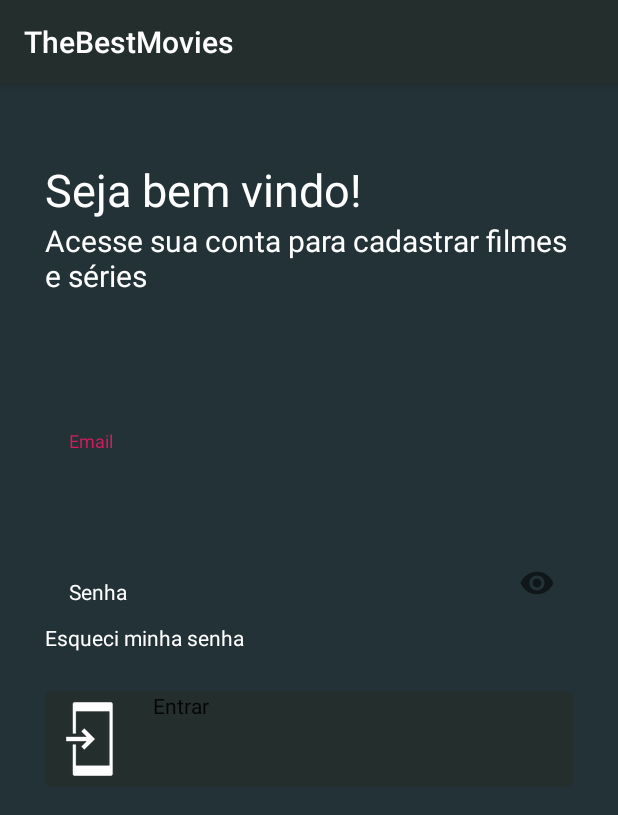
After one commit to Kdiaseng/TheBestMovies, an Android app: the LoginActivity screen opened directly, with no data from a screen before it, on a phone screen of 412 x 824 dp. The commit adds this screen. Shown: the top 815 px of the screen. Run offline under Robolectric (Android 15) with nearby library versions, the phone set to English and light mode, and no system bars.

Commit message:
criado activity de login

```diff
--- a/app/src/main/AndroidManifest.xml
+++ b/app/src/main/AndroidManifest.xml
@@ -1,8 +1,9 @@
 <?xml version="1.0" encoding="utf-8"?>
 <manifest xmlns:android="http://schemas.android.com/apk/res/android"
-          xmlns:tools="http://schemas.android.com/tools" package="com.kdias.thebestmovies">
+    xmlns:tools="http://schemas.android.com/tools"
+    package="com.kdias.thebestmovies">
 
-    <uses-permission android:name="android.permission.INTERNET"/>
+    <uses-permission android:name="android.permission.INTERNET" />
 
     <application
         android:allowBackup="true"
@@ -10,15 +11,17 @@
         android:label="@string/app_name"
         android:roundIcon="@mipmap/ic_launcher_round"
         android:supportsRtl="true"
-            android:theme="@style/AppTheme" tools:ignore="GoogleAppIndexingWarning">
+        android:theme="@style/AppTheme"
+        tools:ignore="GoogleAppIndexingWarning">
+        <activity android:name=".features.login.LoginActivity"></activity>
         <activity
             android:name=".features.main.MainActivity"
             android:label="@string/app_name"
             android:theme="@style/AppTheme.NoActionBar">
             <intent-filter>
-                <action android:name="android.intent.action.MAIN"/>
+                <action android:name="android.intent.action.MAIN" />
 
-                <category android:name="android.intent.category.LAUNCHER"/>
+                <category android:name="android.intent.category.LAUNCHER" />
             </intent-filter>
         </activity>
     </application>
--- a/app/src/main/java/com/kdias/thebestmovies/features/listaFilmes/fragment/FilmesFragment.kt
+++ b/app/src/main/java/com/kdias/thebestmovies/features/listaFilmes/fragment/FilmesFragment.kt
@@ -53,20 +53,7 @@ class FilmesFragment : Fragment(){
             }
 
         })
-   /* FoodApi.retrofitService.getListMenu().enqueue(object : retrofit2.Callback<List<MenuModel>> {
-        override fun onFailure(call: Call<List<MenuModel>>, t: Throwable) {
-            progressBar.visibility = View.GONE
-        }
 
-        override fun onResponse(call: Call<List<MenuModel>>, response: Response<List<MenuModel>>) {
-            progressBar.visibility = View.GONE
-            rvList.visibility = View.VISIBLE
-            rvList.adapter = AdapterMenu(response.body()!!) {
-
-            }
-        }
-
-    })*/
 
         return view
 
--- /dev/null
+++ b/app/src/main/java/com/kdias/thebestmovies/features/login/LoginActivity.kt
@@ -0,0 +1,13 @@
+package com.kdias.thebestmovies.features.login
+
+import androidx.appcompat.app.AppCompatActivity
+import android.os.Bundle
+import com.kdias.thebestmovies.R
+
+class LoginActivity : AppCompatActivity() {
+
+    override fun onCreate(savedInstanceState: Bundle?) {
+        super.onCreate(savedInstanceState)
+        setContentView(R.layout.activity_login)
+    }
+}
--- /dev/null
+++ b/app/src/main/res/layout/activity_login.xml
@@ -0,0 +1,92 @@
+<?xml version="1.0" encoding="utf-8"?>
+<androidx.constraintlayout.widget.ConstraintLayout xmlns:android="http://schemas.android.com/apk/res/android"
+    xmlns:app="http://schemas.android.com/apk/res-auto"
+    xmlns:tools="http://schemas.android.com/tools"
+    android:background="@color/gunmetal"
+    android:layout_width="match_parent"
+    android:layout_height="match_parent"
+    tools:context=".features.login.LoginActivity">
+
+    <LinearLayout
+        android:padding="30dp"
+        android:layout_width="match_parent"
+        android:layout_height="match_parent"
+        android:orientation="vertical">
+
+        <TextView
+            android:textColor="@android:color/white"
+            android:layout_marginTop="20dp"
+            android:textSize="30dp"
+            android:layout_height="wrap_content"
+            android:layout_width="wrap_content"
+            android:text="@string/text_welcome" />
+
+        <TextView
+            android:textSize="20dp"
+            android:textColor="@android:color/white"
+            android:layout_height="wrap_content"
+            android:layout_width="wrap_content"
+            android:text="@string/text_welcome_sub" />
+
+        <com.google.android.material.textfield.TextInputLayout
+            android:layout_marginTop="90dp"
+            android:layout_width="match_parent"
+            android:textColorHint="@android:color/white"
+            android:layout_height="wrap_content"
+            android:hint="@string/hint_login">
+
+            <com.google.android.material.textfield.TextInputEditText
+                style="@style/Widget.MaterialComponents.TextInputLayout.FilledBox"
+                android:id="@+id/edtEmail"
+                android:inputType="textEmailAddress"
+                android:layout_width="match_parent"
+                android:layout_height="wrap_content"/>
+
+        </com.google.android.material.textfield.TextInputLayout>
+
+        <com.google.android.material.textfield.TextInputLayout
+            android:layout_width="match_parent"
+            android:layout_height="wrap_content"
+            android:textColorHint="@android:color/white"
+            android:hint="@string/hint_password"
+            app:endIconMode="password_toggle">
+
+            <com.google.android.material.textfield.TextInputEditText
+                style="@style/Widget.MaterialComponents.TextInputLayout.FilledBox"
+                android:id="@+id/edtPassword"
+                android:layout_width="match_parent"
+                android:layout_height="wrap_content"
+                android:inputType="textPassword"/>
+
+        </com.google.android.material.textfield.TextInputLayout>
+
+        <TextView
+            android:textColor="@android:color/white"
+            android:layout_height="wrap_content"
+            android:layout_width="wrap_content"
+            android:text="@string/text_forget_password" />
+
+        <GridLayout
+            android:id="@+id/grid"
+            android:layout_width="match_parent"
+            android:layout_height="wrap_content"
+            android:layout_gravity="center"
+            android:clipToPadding="false"
+            >
+
+            <com.google.android.material.button.MaterialButton
+                android:layout_marginTop="20dp"
+                android:id="@+id/logar_button"
+                app:icon="@drawable/common_full_open_on_phone"
+                android:layout_width="match_parent"
+                android:layout_height="wrap_content"
+                android:text="@string/button_label"/>
+
+            <Space/>
+        </GridLayout>
+
+
+
+    </LinearLayout>
+
+</androidx.constraintlayout.widget.ConstraintLayout>
--- a/app/src/main/res/values/strings.xml
+++ b/app/src/main/res/values/strings.xml
@@ -13,4 +13,12 @@
     <string name="menu_tools">Tools</string>
     <string name="menu_share">Share</string>
     <string name="menu_send">Send</string>
+    <string name="hint_login">Email</string>
+    <string name="hint_password">Senha</string>
+    <string name="text_welcome">Seja bem vindo!</string>
+    <string name="text_welcome_sub">Acesse sua conta para cadastrar filmes e séries</string>
+    <string name="text_forget_password">Esqueci minha senha</string>
+    <string name="button_label">Entrar</string>
+
+
 </resources>
```
Also changed, not shown: app/build.gradle (line endings or trailing spaces). Lines whose indentation alone changed are shown as unchanged.
